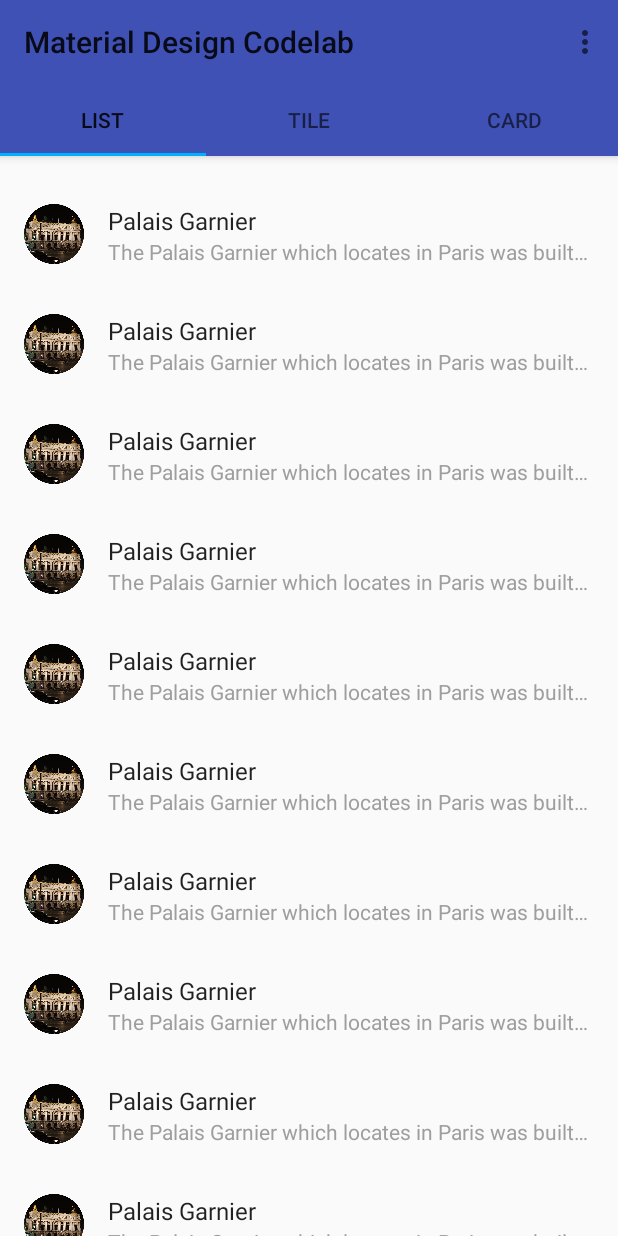
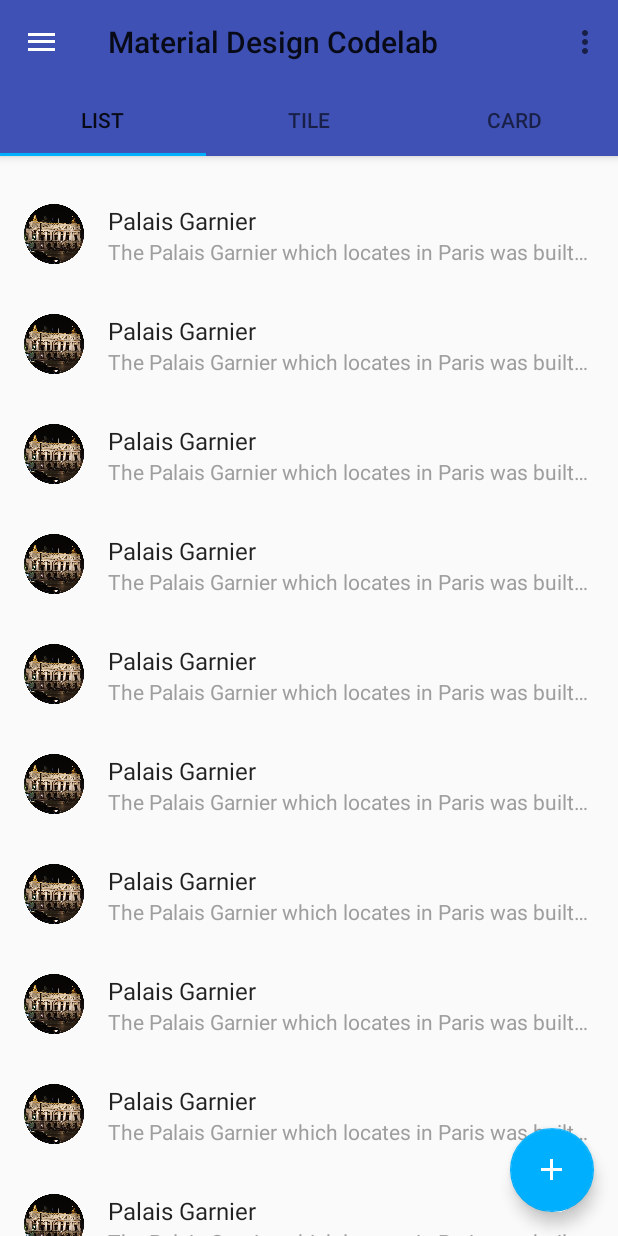
Before and after one commit to bcpettifer/android-material-design-sandbox, an Android app: the screen it shows after launch (MainActivity), on a phone screen of 412 x 824 dp. Run offline under Robolectric (Android 15) with nearby library versions, the phone set to English and light mode, and no system bars.

Commit message:
Added navigation drawer and floating action button

```diff
--- a/App/src/main/java/com.example.android.materialdesigncodelab/MainActivity.java
+++ b/App/src/main/java/com.example.android.materialdesigncodelab/MainActivity.java
@@ -17,16 +17,23 @@
 package com.example.android.materialdesigncodelab;
 
 import android.os.Bundle;
+import android.support.design.widget.FloatingActionButton;
+import android.support.design.widget.NavigationView;
+import android.support.design.widget.Snackbar;
 import android.support.design.widget.TabLayout;
 import android.support.v4.app.Fragment;
 import android.support.v4.app.FragmentManager;
 import android.support.v4.app.FragmentPagerAdapter;
+import android.support.v4.view.GravityCompat;
 import android.support.v4.view.ViewPager;
+import android.support.v4.widget.DrawerLayout;
+import android.support.v7.app.ActionBar;
 import android.support.v7.app.AppCompatActivity;
 import android.support.v7.widget.RecyclerView;
 import android.support.v7.widget.Toolbar;
 import android.view.Menu;
 import android.view.MenuItem;
+import android.view.View;
 
 import com.example.android.materialdesigncodelab.fragments.CardContentFragment;
 import com.example.android.materialdesigncodelab.fragments.ListContentFragment;
@@ -36,6 +43,8 @@ import java.util.ArrayList;
 import java.util.List;
 
 public class MainActivity extends AppCompatActivity {
+
+    private DrawerLayout mDrawerLayout;
 
     @Override
     protected void onCreate(Bundle savedInstanceState) {
@@ -53,6 +62,42 @@ public class MainActivity extends AppCompatActivity {
         // Set Tabs inside the toolbar
         TabLayout tabs = (TabLayout) findViewById(R.id.tabs);
         tabs.setupWithViewPager(viewPager);
+
+        // Create Navigation drawer and inflate layout
+        NavigationView navigationView = (NavigationView) findViewById(R.id.nav_view);
+        mDrawerLayout = (DrawerLayout) findViewById(R.id.drawer);
+
+        // Adding menu icon to Toolbar
+        ActionBar supportActionBar = getSupportActionBar();
+        if (supportActionBar != null) {
+            supportActionBar.setHomeAsUpIndicator(R.drawable.ic_menu_white_24dp);
+            supportActionBar.setDisplayHomeAsUpEnabled(true);
+        }
+
+        // Set behavior of Navigation drawer
+        navigationView.setNavigationItemSelectedListener(
+                new NavigationView.OnNavigationItemSelectedListener() {
+                    // This method will trigger on item Click of navigation menu
+                    @Override
+                    public boolean onNavigationItemSelected(MenuItem menuItem) {
+                        // Set item in checked state
+                        menuItem.setChecked(true);
+                        // TODO: handle navigation
+                        // Closing drawer on item click
+                        mDrawerLayout.closeDrawers();
+                        return true;
+                    }
+                });
+
+        // Adding Floating Action Button to bottom right of main view
+        FloatingActionButton fab = (FloatingActionButton) findViewById(R.id.fab);
+        fab.setOnClickListener(new View.OnClickListener() {
+            @Override
+            public void onClick(View v) {
+                Snackbar.make(v, "Hello Snackbar!",
+                        Snackbar.LENGTH_LONG).show();
+            }
+        });
     }
 
     // Add Fragments to Tabs
@@ -109,6 +154,8 @@ public class MainActivity extends AppCompatActivity {
         //noinspection SimplifiableIfStatement
         if (id == R.id.action_settings) {
             return true;
+        } else if (id == android.R.id.home) {
+            mDrawerLayout.openDrawer(GravityCompat.START);
         }
         return super.onOptionsItemSelected(item);
     }
--- a/App/src/main/res/layout/activity_main.xml
+++ b/App/src/main/res/layout/activity_main.xml
@@ -1,25 +1,17 @@
 <?xml version="1.0" encoding="utf-8"?>
-<!--
-  ~ Copyright (C) 2015 The Android Open Source Project
-  ~
-  ~ Licensed under the Apache License, Version 2.0 (the "License");
-  ~ you may not use this file except in compliance with the License.
-  ~ You may obtain a copy of the License at
-  ~
-  ~      http://www.apache.org/licenses/LICENSE-2.0
-  ~
-  ~ Unless required by applicable law or agreed to in writing, software
-  ~ distributed under the License is distributed on an "AS IS" BASIS,
-  ~ WITHOUT WARRANTIES OR CONDITIONS OF ANY KIND, either express or implied.
-  ~ See the License for the specific language governing permissions and
-  ~ limitations under the License.
-  -->
-<android.support.design.widget.CoordinatorLayout xmlns:android="http://schemas.android.com/apk/res/android"
+<android.support.v4.widget.DrawerLayout xmlns:android="http://schemas.android.com/apk/res/android"
     xmlns:app="http://schemas.android.com/apk/res-auto"
     xmlns:tools="http://schemas.android.com/tools"
+    android:id="@+id/drawer"
     android:layout_width="match_parent"
     android:layout_height="match_parent"
+    android:fitsSystemWindows="true"
     tools:context=".MainActivity">
+
+    <android.support.design.widget.CoordinatorLayout
+        android:id="@+id/main_content"
+        android:layout_width="match_parent"
+        android:layout_height="match_parent">
 
         <android.support.design.widget.AppBarLayout
             android:layout_width="match_parent"
@@ -47,4 +39,24 @@
             android:layout_height="match_parent"
             app:layout_behavior="@string/appbar_scrolling_view_behavior" />
 
+        <android.support.design.widget.FloatingActionButton
+            android:id="@+id/fab"
+            android:layout_width="wrap_content"
+            android:layout_height="wrap_content"
+            android:layout_gravity="right|bottom"
+            android:layout_marginBottom="@dimen/md_keylines"
+            android:layout_marginRight="@dimen/md_keylines"
+            android:src="@drawable/ic_add_white_24dp" />
+
     </android.support.design.widget.CoordinatorLayout>
+
+    <android.support.design.widget.NavigationView
+        android:id="@+id/nav_view"
+        android:layout_width="wrap_content"
+        android:layout_height="match_parent"
+        android:layout_gravity="start"
+        android:fitsSystemWindows="true"
+        app:headerLayout="@layout/navheader"
+        app:menu="@menu/menu_navigation" />
+
+</android.support.v4.widget.DrawerLayout>
--- /dev/null
+++ b/App/src/main/res/menu/menu_navigation.xml
@@ -0,0 +1,17 @@
+<?xml version="1.0" encoding="utf-8"?>
+<menu xmlns:android="http://schemas.android.com/apk/res/android">
+    <group android:checkableBehavior="single">
+        <item
+            android:icon="@drawable/ic_home_black_24dp"
+            android:tint="@color/button_grey"
+            android:title="One" />
+        <item
+            android:icon="@drawable/ic_favorite_black_24dp"
+            android:tint="@color/button_grey"
+            android:title="Two" />
+        <item
+            android:icon="@drawable/ic_bookmark_border_black_24dp"
+            android:tint="@color/button_grey"
+            android:title="Three" />
+    </group>
+</menu>
--- a/App/src/main/res/values-v21/styles.xml
+++ b/App/src/main/res/values-v21/styles.xml
@@ -17,6 +17,6 @@
 <resources>
     <style name="AppTheme" parent="AppTheme.Base">
         <item name="android:windowDrawsSystemBarBackgrounds">true</item>
-        <item name="android:statusBarColor">@android:color/black</item>
+        <item name="android:statusBarColor">@android:color/transparent</item>
     </style>
 </resources>
```
Also changed, not shown: App/src/main/java/com.example.android.materialdesigncodelab/fragments/CardContentFragment.java (+33 -0 lines), App/src/main/res/layout/navheader.xml (added, +7 -0 lines). Lines whose indentation alone changed are shown as unchanged.
